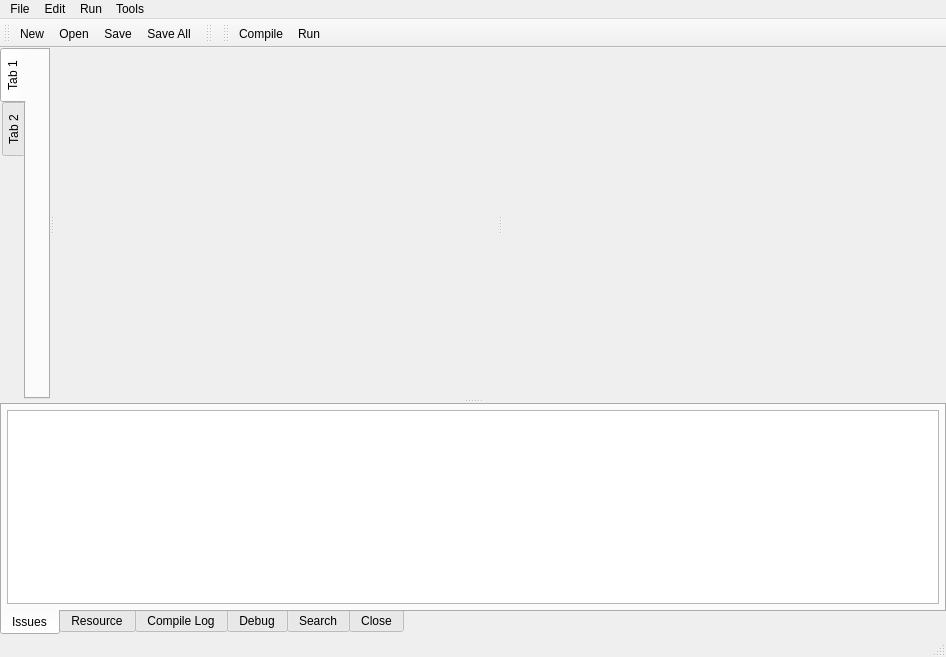
Old version of the form RedPandaIDE/mainwindow.ui in the repository royqh1979/RedPanda-CPP.
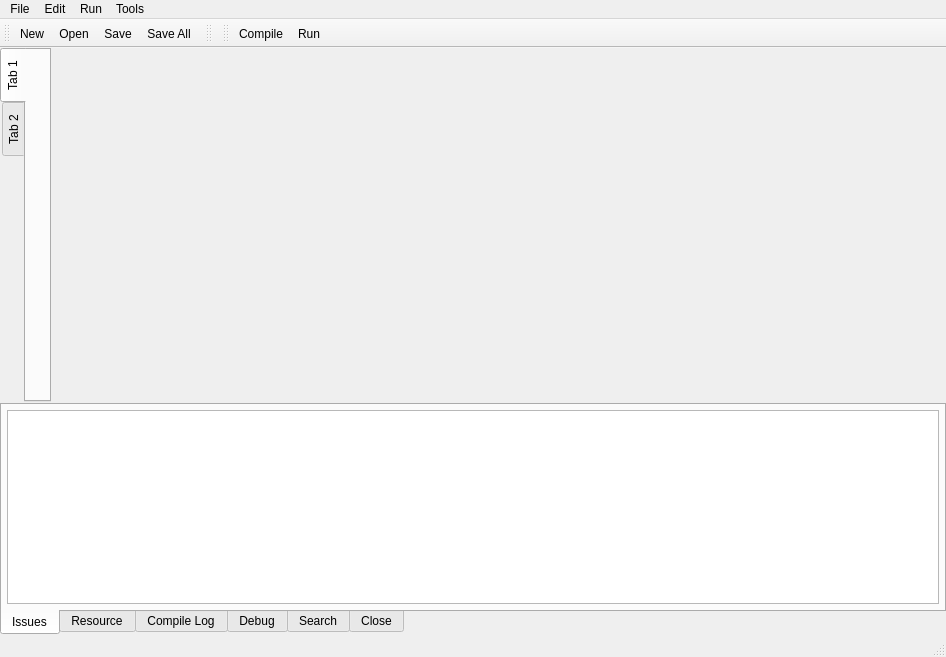
New version of the form. The open tabs and pages were chosen to show the change. Icons and pictures are not drawn. Custom widgets are drawn as their Qt base class.

```diff
--- a/RedPandaIDE/mainwindow.ui
+++ b/RedPandaIDE/mainwindow.ui
@@ -37,6 +37,9 @@
       <property name="orientation">
        <enum>Qt::Vertical</enum>
       </property>
+      <property name="handleWidth">
+       <number>1</number>
+      </property>
       <property name="childrenCollapsible">
        <bool>false</bool>
       </property>
@@ -65,6 +68,9 @@
           <property name="orientation">
            <enum>Qt::Horizontal</enum>
           </property>
+          <property name="handleWidth">
+           <number>1</number>
+          </property>
           <property name="childrenCollapsible">
            <bool>false</bool>
           </property>
@@ -117,6 +123,9 @@
               <property name="orientation">
                <enum>Qt::Horizontal</enum>
               </property>
+              <property name="handleWidth">
+               <number>1</number>
+              </property>
               <widget class="QTabWidget" name="EditorTabsLeft">
                <property name="currentIndex">
                 <number>-1</number>
```
Left out of the diff: 4 changed lines with no effect on the pictures.
